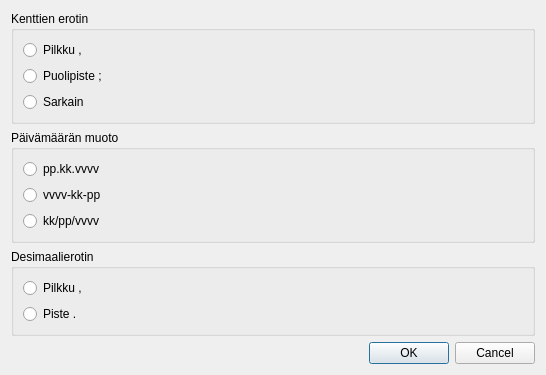
Before: the Qt Designer form kitupiikki/raportti/csvvientivalinnat.ui in artoh/kitupiikki, drawn with Qt 5.
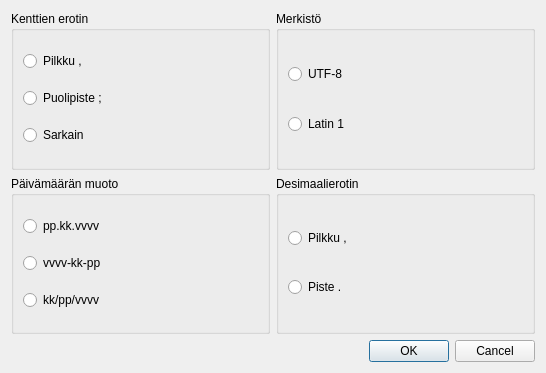
After: the same form once the commit is applied.

Diff of the .ui file:
```diff
--- a/kitupiikki/raportti/csvvientivalinnat.ui
+++ b/kitupiikki/raportti/csvvientivalinnat.ui
@@ -7,14 +7,14 @@
     <x>0</x>
     <y>0</y>
     <width>546</width>
-    <height>366</height>
+    <height>373</height>
    </rect>
   </property>
   <property name="windowTitle">
    <string>CSV-viennin valinnat</string>
   </property>
-  <layout class="QVBoxLayout" name="verticalLayout_4">
-   <item>
+  <layout class="QGridLayout" name="gridLayout">
+   <item row="0" column="0">
     <widget class="QGroupBox" name="groupBox">
      <property name="title">
       <string>Kenttien erotin</string>
@@ -44,7 +44,30 @@
      </layout>
     </widget>
    </item>
-   <item>
+   <item row="0" column="1">
+    <widget class="QGroupBox" name="groupBox_4">
+     <property name="title">
+      <string>Merkistö</string>
+     </property>
+     <layout class="QVBoxLayout" name="verticalLayout_4">
+      <item>
+       <widget class="QRadioButton" name="utf8">
+        <property name="text">
+         <string>UTF-8</string>
+        </property>
+       </widget>
+      </item>
+      <item>
+       <widget class="QRadioButton" name="latin1">
+        <property name="text">
+         <string>Latin 1</string>
+        </property>
+       </widget>
+      </item>
+     </layout>
+    </widget>
+   </item>
+   <item row="1" column="0">
     <widget class="QGroupBox" name="groupBox_2">
      <property name="title">
       <string>Päivämäärän muoto</string>
@@ -74,7 +97,7 @@
      </layout>
     </widget>
    </item>
-   <item>
+   <item row="1" column="1">
     <widget class="QGroupBox" name="groupBox_3">
      <property name="title">
       <string>Desimaalierotin</string>
@@ -97,7 +120,7 @@
      </layout>
     </widget>
    </item>
-   <item>
+   <item row="2" column="0" colspan="2">
     <widget class="QDialogButtonBox" name="buttonBox">
      <property name="orientation">
       <enum>Qt::Horizontal</enum>
```
